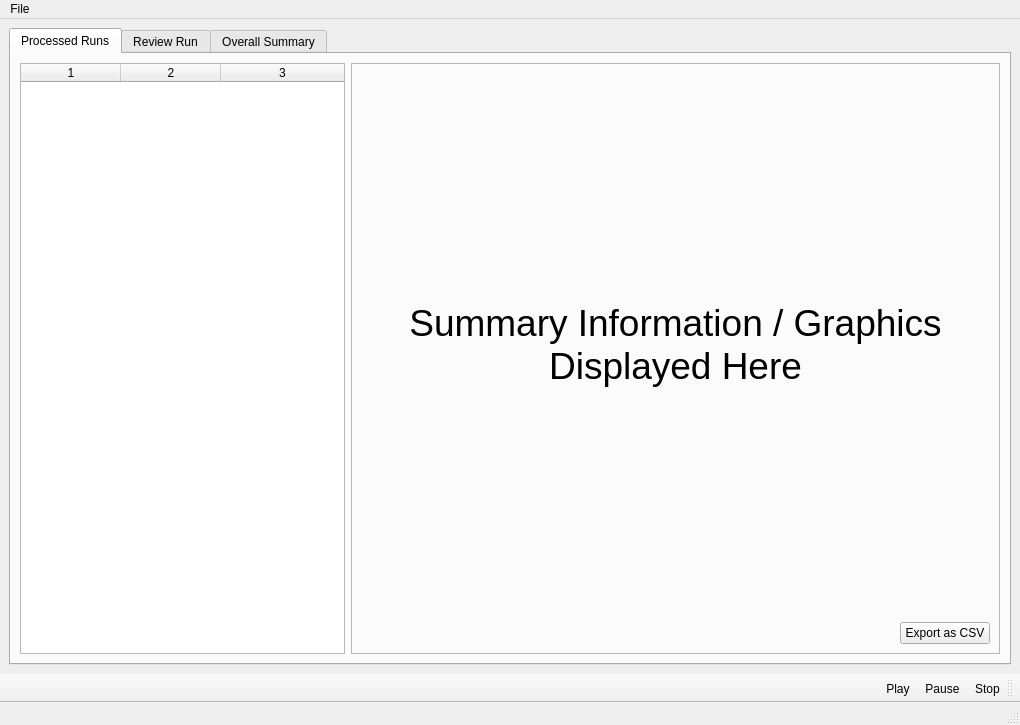
First picture: the form in qtsrc/eyeplus/mainwindow.ui, repository starshine-bcit/eyeplus, before the edit.
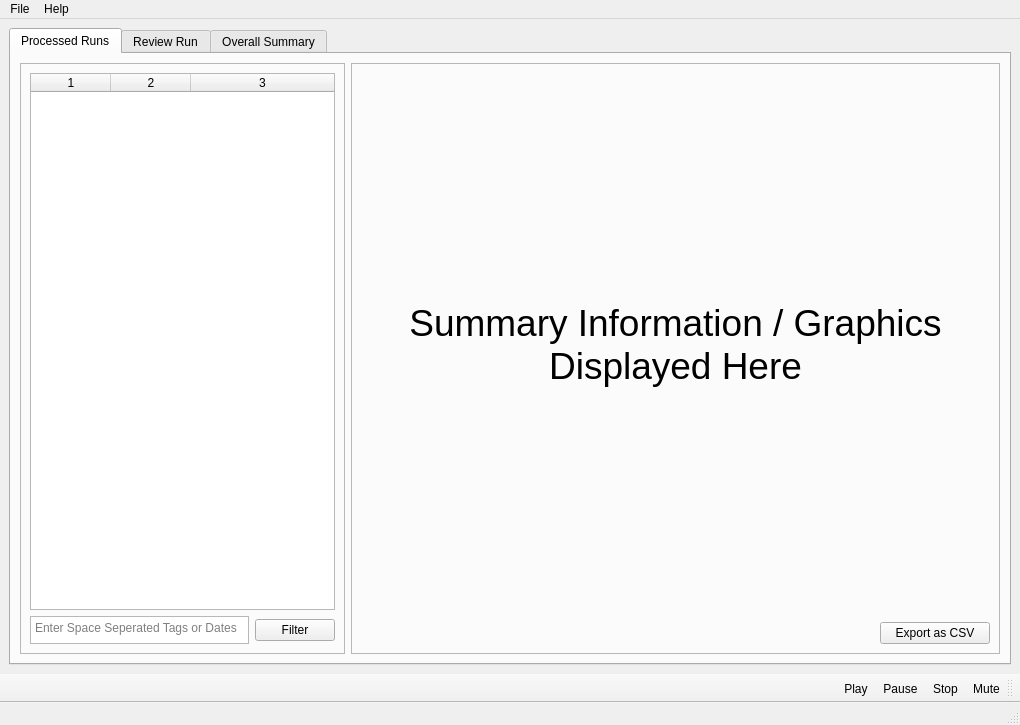
Second picture: the form after the edit. The open tabs and pages were chosen to show the change. Icons and pictures are not drawn.

Commit message: Add overall summary pane Add volume slider and mute button Correct several bugs in playback Compile new resources.py with lucide icons

Patch:
```diff
--- a/qtsrc/eyeplus/mainwindow.ui
+++ b/qtsrc/eyeplus/mainwindow.ui
@@ -26,6 +26,15 @@
        </attribute>
        <layout class="QHBoxLayout" name="horizontalLayout_2" stretch="1,2">
         <item>
+         <widget class="QFrame" name="frameLeftProcessed">
+          <property name="frameShape">
+           <enum>QFrame::StyledPanel</enum>
+          </property>
+          <property name="frameShadow">
+           <enum>QFrame::Plain</enum>
+          </property>
+          <layout class="QVBoxLayout" name="verticalLayout_6" stretch="1,0">
+           <item>
          <widget class="QTableWidget" name="tableWidgetRuns">
           <property name="frameShadow">
            <enum>QFrame::Plain</enum>
@@ -49,7 +58,10 @@
            <number>3</number>
           </property>
           <attribute name="horizontalHeaderMinimumSectionSize">
-           <number>75</number>
+              <number>80</number>
+             </attribute>
+             <attribute name="horizontalHeaderDefaultSectionSize">
+              <number>80</number>
           </attribute>
           <attribute name="horizontalHeaderStretchLastSection">
            <bool>true</bool>
@@ -63,6 +75,67 @@
          </widget>
         </item>
         <item>
+            <layout class="QHBoxLayout" name="horizontalLayoutSearch" stretch="1,0">
+             <item>
+              <widget class="QPlainTextEdit" name="plainTextEdit">
+               <property name="sizePolicy">
+                <sizepolicy hsizetype="Expanding" vsizetype="Fixed">
+                 <horstretch>0</horstretch>
+                 <verstretch>0</verstretch>
+                </sizepolicy>
+               </property>
+               <property name="minimumSize">
+                <size>
+                 <width>0</width>
+                 <height>0</height>
+                </size>
+               </property>
+               <property name="maximumSize">
+                <size>
+                 <width>16777215</width>
+                 <height>28</height>
+                </size>
+               </property>
+               <property name="baseSize">
+                <size>
+                 <width>0</width>
+                 <height>30</height>
+                </size>
+               </property>
+               <property name="placeholderText">
+                <string>Enter Space Seperated Tags or Dates</string>
+               </property>
+              </widget>
+             </item>
+             <item>
+              <widget class="QPushButton" name="pushButtonSearch">
+               <property name="minimumSize">
+                <size>
+                 <width>50</width>
+                 <height>0</height>
+                </size>
+               </property>
+               <property name="baseSize">
+                <size>
+                 <width>0</width>
+                 <height>0</height>
+                </size>
+               </property>
+               <property name="text">
+                <string>Filter</string>
+               </property>
+               <property name="icon">
+                <iconset resource="icons.qrc">
+                 <normaloff>:/icons/search.svg</normaloff>:/icons/search.svg</iconset>
+               </property>
+              </widget>
+             </item>
+            </layout>
+           </item>
+          </layout>
+         </widget>
+        </item>
+        <item>
          <widget class="QFrame" name="frameSummary">
           <property name="frameShape">
            <enum>QFrame::StyledPanel</enum>
@@ -111,7 +184,7 @@
               <widget class="QPushButton" name="pushButtonExportDisplayed">
                <property name="minimumSize">
                 <size>
-                 <width>90</width>
+                 <width>110</width>
                  <height>0</height>
                 </size>
                </property>
@@ -292,7 +365,15 @@
     <addaction name="actionExport_All_Data"/>
     <addaction name="actionExit"/>
    </widget>
+   <widget class="QMenu" name="menuHelp">
+    <property name="title">
+     <string>Help</string>
+    </property>
+    <addaction name="actionIndex"/>
+    <addaction name="actionAbout"/>
+   </widget>
    <addaction name="menuFile"/>
+   <addaction name="menuHelp"/>
   </widget>
   <widget class="QStatusBar" name="statusbar"/>
   <widget class="QToolBar" name="toolBar">
@@ -314,6 +395,7 @@
    <attribute name="toolBarBreak">
     <bool>false</bool>
    </attribute>
+   <addaction name="actionMute"/>
    <addaction name="actionStop"/>
    <addaction name="actionPause"/>
    <addaction name="actionPlay"/>
@@ -381,6 +463,36 @@
     <string>Export all data in csv format</string>
    </property>
   </action>
+  <action name="actionIndex">
+   <property name="icon">
+    <iconset resource="icons.qrc">
+     <normaloff>:/icons/help-circle.svg</normaloff>:/icons/help-circle.svg</iconset>
+   </property>
+   <property name="text">
+    <string>Index</string>
+   </property>
+  </action>
+  <action name="actionAbout">
+   <property name="icon">
+    <iconset resource="icons.qrc">
+     <normaloff>:/icons/info.svg</normaloff>:/icons/info.svg</iconset>
+   </property>
+   <property name="text">
+    <string>About</string>
+   </property>
+  </action>
+  <action name="actionMute">
+   <property name="checkable">
+    <bool>true</bool>
+   </property>
+   <property name="icon">
+    <iconset resource="icons.qrc">
+     <normaloff>:/icons/volume-x.svg</normaloff>:/icons/volume-x.svg</iconset>
+   </property>
+   <property name="text">
+    <string>Mute</string>
+   </property>
+  </action>
  </widget>
  <resources>
   <include location="icons.qrc"/>
```
Left out of the diff: 39 changed lines with no effect on the pictures. Lines whose indentation alone changed are shown as unchanged. The commit also changes 2 other files.
